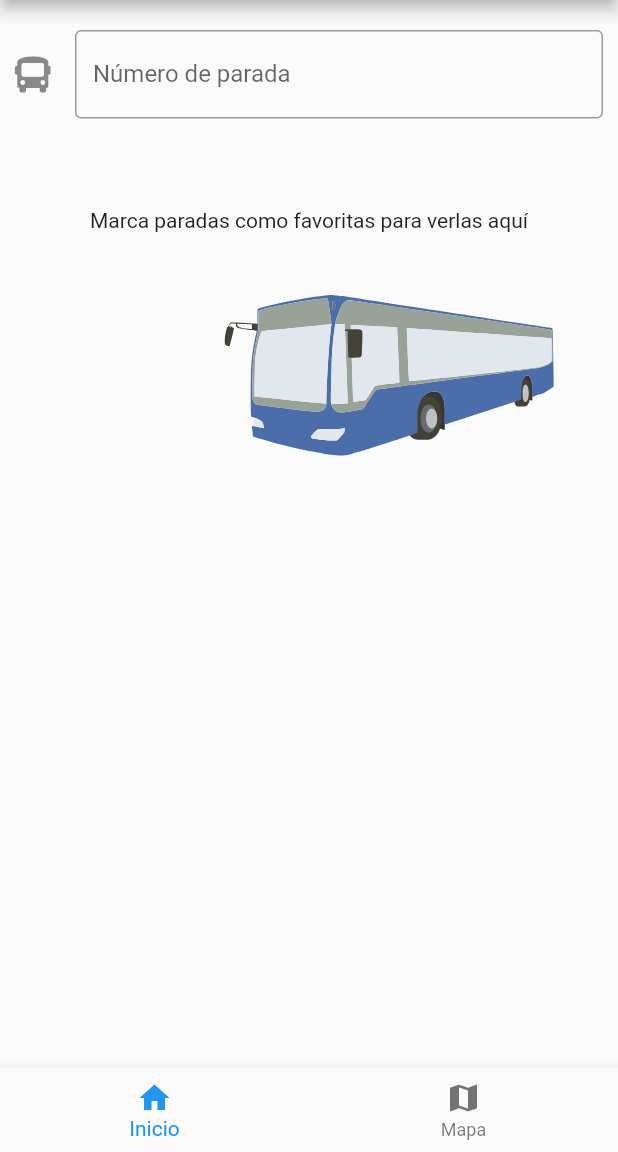
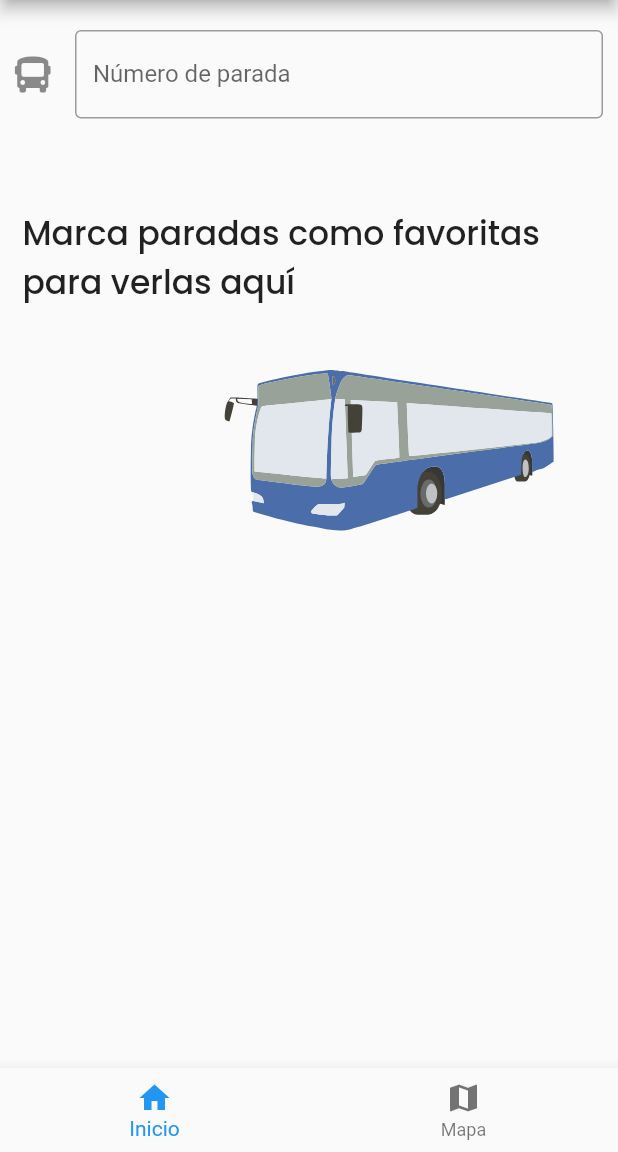
Before and after one commit to p3isman/open_emt, a Flutter app: the screen it shows after launch, on a phone screen of 412 x 824 dp, the part 84-1236 px from its top. Run offline on Flutter 3.47's test engine with Material 2 defaults, Android fonts, the phone set to English and light mode, and no system bars; our stand-ins replace bloc, dio, equatable, flutter_bloc, flutter_map, flutter_svg and 4 more; accounts and stored records are empty.

Commit message:
add a text style for the title

```diff
--- a/lib/views/theme/theme.dart
+++ b/lib/views/theme/theme.dart
@@ -1,6 +1,12 @@
 import 'package:flutter/material.dart';
 
 class AppTheme {
+  static const TextStyle title = TextStyle(
+    fontWeight: FontWeight.w500,
+    fontFamily: 'Poppins',
+    fontSize: 22.0,
+  );
+
   static const TextStyle waitingTime = TextStyle(
     fontWeight: FontWeight.w500,
     fontFamily: 'Poppins',
```
